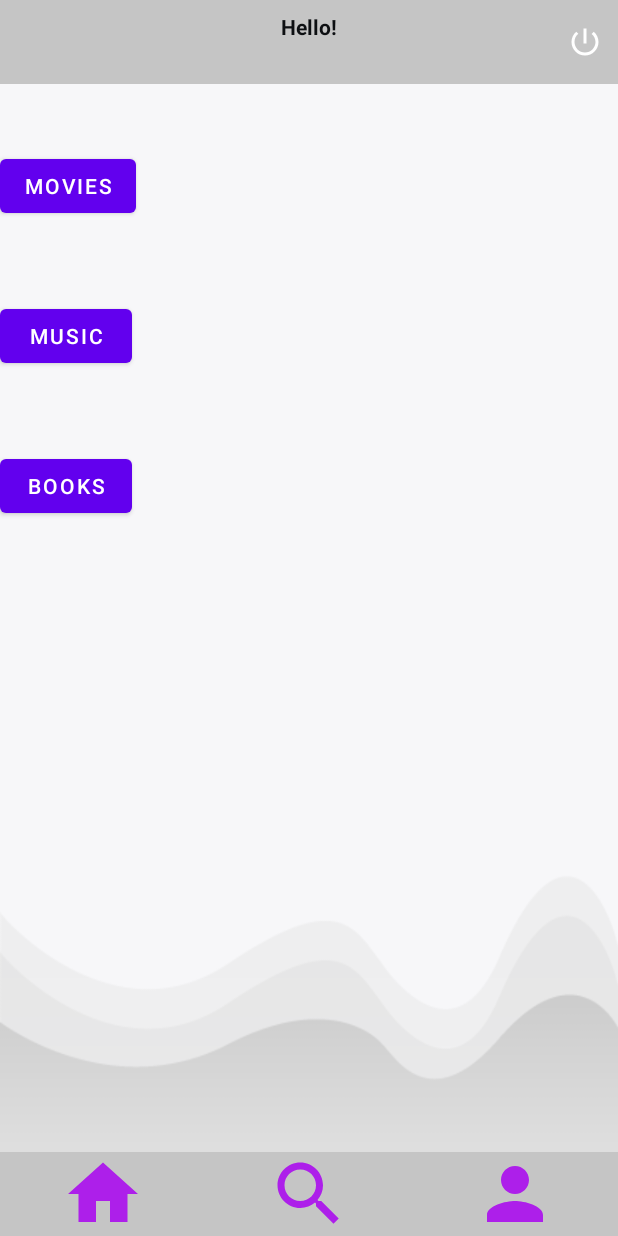
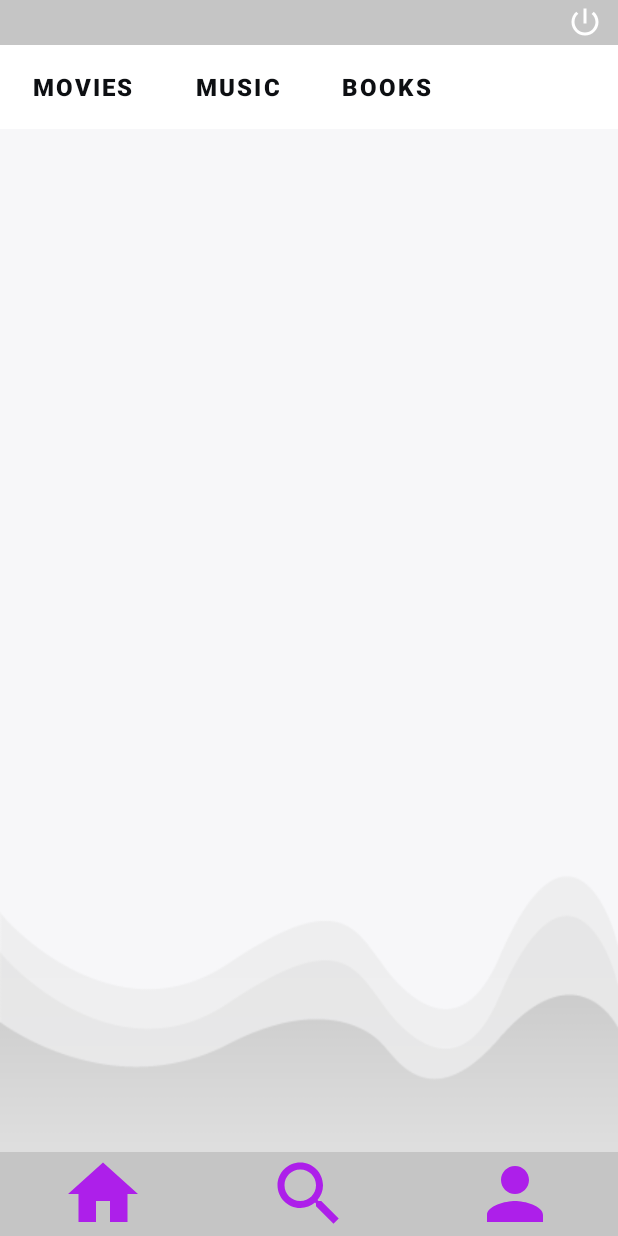
Before and after one commit to PabloGradolph/Kritika, an Android app: the DashboardUserActivity screen opened directly, with no data from a screen before it, on a phone screen of 412 x 824 dp. Run offline under Robolectric (Android 15) with nearby library versions, the phone set to English and light mode, and no system bars; our stand-ins replace Firebase (no records; nobody signed in at launch, a user with empty details on screens opened directly).

Commit message:
UI Dashboard improved

```diff
--- a/app/src/main/res/layout/activity_dashboard_user.xml
+++ b/app/src/main/res/layout/activity_dashboard_user.xml
@@ -6,28 +6,22 @@
     android:layout_width="match_parent"
     android:layout_height="match_parent"
     android:background="@drawable/back01"
-    tools:context=".DashboardUserActivity">
+    tools:context=".DashboardUserActivity"
+    app:layout_constraintTop_toTopOf="parent">
 
     <RelativeLayout
+        android:id="@+id/menuNavBar"
         android:layout_width="match_parent"
-        android:layout_height="?actionBarSize"
-        android:background="@color/gray01">>
+        android:layout_height="30dp"
+        android:background="@color/gray01">
 
-        <TextView
-            android:id="@+id/titleTv"
-            android:layout_width="wrap_content"
-            android:layout_height="wrap_content"
-            android:layout_centerHorizontal="true"
-            android:layout_marginTop="8dp"
-            android:text="Hello!"
-            android:textColor="@color/black"
-            android:textStyle="bold" />
+
 
         <TextView
             android:id="@+id/subTitleTv"
             android:layout_width="wrap_content"
             android:layout_height="wrap_content"
-            android:layout_below="@id/titleTv"
+            android:layout_centerVertical="true"
             android:layout_centerHorizontal="true"
             android:text="User Name"
             android:textColor="@color/black" />
@@ -41,48 +35,69 @@
             android:layout_marginEnd="10dp"
             android:background="@android:color/transparent"
             android:src="@drawable/ic_logout_white" />
-
     </RelativeLayout>
 
+    <!--Secondary bar for easy navigation -->
+    <RelativeLayout
+        android:id="@+id/mediaNavBar"
+        android:layout_width="match_parent"
+        android:layout_height="?actionBarSize"
+        android:layout_below="@id/menuNavBar"
+        android:background="@android:color/white">
+
+        <!-- You can add buttons or other views here -->
         <Button
             android:id="@+id/button_open_movies"
             android:layout_width="wrap_content"
             android:layout_height="wrap_content"
-        android:layout_marginTop="100dp"
             android:text="MOVIES"
-        app:layout_constraintBottom_toBottomOf="parent"
-        app:layout_constraintEnd_toStartOf="@+id/button_open_music"
-        app:layout_constraintStart_toStartOf="parent"
-        app:layout_constraintTop_toTopOf="parent" />
+            android:textColor="@color/black"
+            android:textSize="16sp"
+            android:textStyle="bold"
+            android:layout_marginStart="5dp"
+            android:background="@android:color/transparent"
+            android:layout_alignParentStart="true"
+            android:layout_centerVertical="true"
+            />
 
         <Button
             android:id="@+id/button_open_music"
             android:layout_width="wrap_content"
             android:layout_height="wrap_content"
-        android:layout_marginTop="200dp"
             android:text="MUSIC"
-        app:layout_constraintBottom_toBottomOf="parent"
-        app:layout_constraintEnd_toEndOf="parent"
-        app:layout_constraintStart_toEndOf="@+id/button_open_movies"
-        app:layout_constraintTop_toTopOf="parent" />
+            android:textColor="@color/black"
+            android:textSize="16sp"
+            android:textStyle="bold"
+            android:background="@android:color/transparent"
+            android:layout_toEndOf="@+id/button_open_movies"
+            android:layout_marginStart="10dp"
+            android:layout_centerVertical="true"/>
 
         <Button
             android:id="@+id/button_open_books"
             android:layout_width="wrap_content"
             android:layout_height="wrap_content"
-        android:layout_marginTop="300dp"
             android:text="BOOKS"
-        app:layout_constraintBottom_toBottomOf="parent"
-        app:layout_constraintEnd_toEndOf="parent"
-        app:layout_constraintStart_toEndOf="@+id/button_open_music"
-        app:layout_constraintTop_toTopOf="parent" />
+            android:textColor="@color/black"
+            android:textSize="16sp"
+            android:textStyle="bold"
+            android:background="@android:color/transparent"
+            android:layout_toEndOf="@+id/button_open_music"
+            android:layout_marginStart="10dp"
+            android:layout_centerVertical="true"/>
+    </RelativeLayout>
+
+
+
+
 
     <androidx.constraintlayout.widget.ConstraintLayout
         android:layout_width="match_parent"
         android:layout_height="?actionBarSize"
         android:layout_alignParentTop="false"
         android:layout_alignParentBottom="true"
-        android:background="@color/gray01">
+        android:background="@color/gray01"
+        tools:layout_editor_absoluteY="602dp">
 
 
         <ImageButton
@@ -90,24 +105,24 @@
             android:layout_width="0dp"
             android:layout_height="match_parent"
             android:background="@android:color/transparent"
+            android:scaleType="fitCenter"
             android:src="@drawable/baseline_home_purple"
-            android:scaleType="fitCenter"
+            app:layout_constraintBottom_toBottomOf="parent"
+            app:layout_constraintEnd_toStartOf="@id/searchButton"
             app:layout_constraintStart_toStartOf="parent"
-            app:layout_constraintEnd_toStartOf="@id/searchButton"
-            app:layout_constraintTop_toTopOf="parent"
-            app:layout_constraintBottom_toBottomOf="parent" />
+            app:layout_constraintTop_toTopOf="parent" />
 
         <ImageButton
             android:id="@+id/searchButton"
             android:layout_width="0dp"
             android:layout_height="match_parent"
             android:background="@android:color/transparent"
+            android:scaleType="fitCenter"
             android:src="@drawable/baseline_search_purple"
-            android:scaleType="fitCenter"
+            app:layout_constraintBottom_toBottomOf="parent"
+            app:layout_constraintEnd_toStartOf="@id/profileButton"
             app:layout_constraintStart_toEndOf="@id/houseButton"
-            app:layout_constraintEnd_toStartOf="@id/profileButton"
-            app:layout_constraintTop_toTopOf="parent"
-            app:layout_constraintBottom_toBottomOf="parent" />
+            app:layout_constraintTop_toTopOf="parent" />
 
         <!-- Button 2 -->
         <ImageButton
@@ -115,12 +130,12 @@
             android:layout_width="0dp"
             android:layout_height="match_parent"
             android:background="@android:color/transparent"
+            android:scaleType="fitCenter"
             android:src="@drawable/baseline_person_purple"
-            android:scaleType="fitCenter"
+            app:layout_constraintBottom_toBottomOf="parent"
+            app:layout_constraintEnd_toEndOf="parent"
             app:layout_constraintStart_toEndOf="@id/searchButton"
-            app:layout_constraintEnd_toEndOf="parent"
-            app:layout_constraintTop_toTopOf="parent"
-            app:layout_constraintBottom_toBottomOf="parent" />
+            app:layout_constraintTop_toTopOf="parent" />
 
     </androidx.constraintlayout.widget.ConstraintLayout>
 
```
Also changed, not shown: app/src/main/java/es/uc3m/mobileApps/kritika/BooksActivity.java (+9 -1 lines), app/src/main/java/es/uc3m/mobileApps/kritika/DashboardUserActivity.java (+25 -6 lines), app/src/main/java/es/uc3m/mobileApps/kritika/MoviesActivity.java (+9 -2 lines), app/src/main/java/es/uc3m/mobileApps/kritika/MusicActivity.java (+9 -1 lines), app/src/main/res/layout/activity_books.xml (+17 -2 lines), app/src/main/res/layout/activity_movies.xml (+17 -2 lines), app/src/main/res/layout/activity_music.xml (+18 -2 lines). Lines whose indentation alone changed are shown as unchanged.
